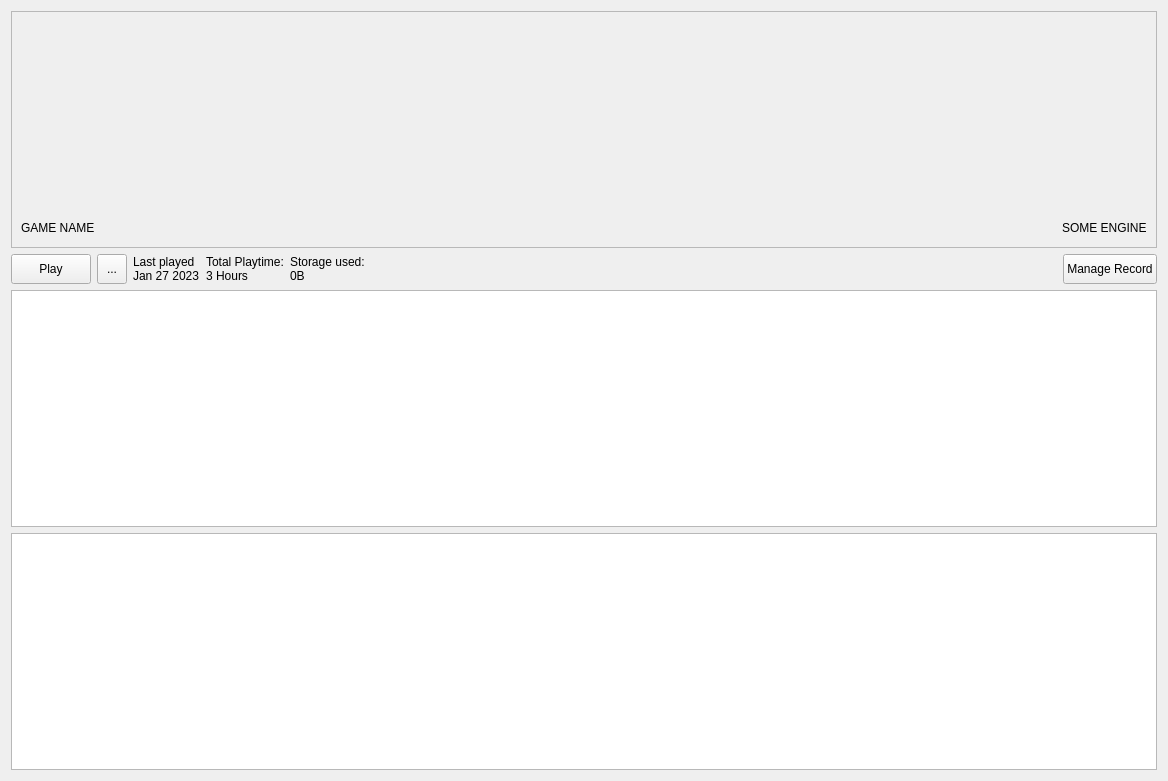
The window that src/ui/views/DetailedRecordView.ui (KJNeko/Atlas) describes before a commit, drawn with Qt 5.
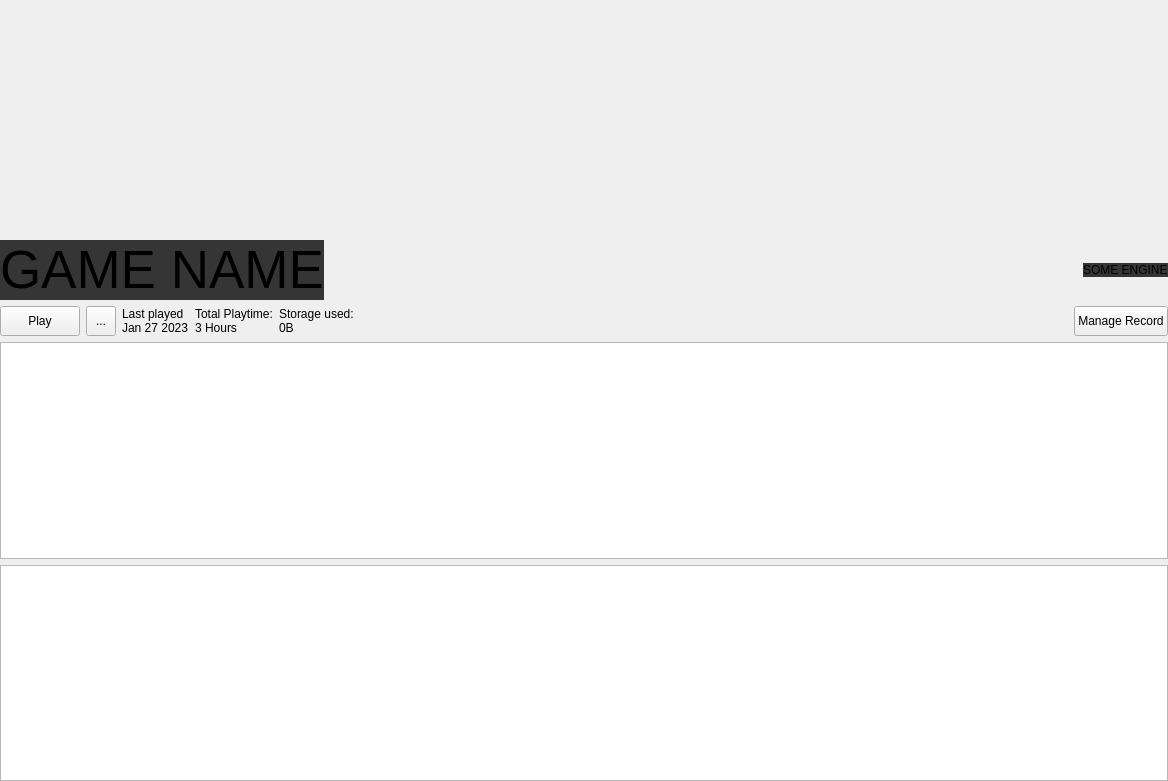
The same window after the commit. Icons and pictures are not drawn.

The edit to the form file:
```diff
--- a/src/ui/views/DetailedRecordView.ui
+++ b/src/ui/views/DetailedRecordView.ui
@@ -14,28 +14,55 @@
    <string>DetailedRecordView</string>
   </property>
   <layout class="QGridLayout" name="gridLayout_2">
+   <property name="leftMargin">
+    <number>0</number>
+   </property>
+   <property name="topMargin">
+    <number>0</number>
+   </property>
+   <property name="rightMargin">
+    <number>0</number>
+   </property>
+   <property name="bottomMargin">
+    <number>0</number>
+   </property>
    <item row="0" column="0" colspan="8">
-    <widget class="QFrame" name="frame">
+    <widget class="QFrame" name="bannerFrame">
+     <property name="minimumSize">
+      <size>
+       <width>0</width>
+       <height>300</height>
+      </size>
+     </property>
+     <property name="maximumSize">
+      <size>
+       <width>16777215</width>
+       <height>16777215</height>
+      </size>
+     </property>
+     <property name="styleSheet">
+      <string notr="true">background-color: rgba(0, 0 0, 0);
+border-color: rgba(0, 0, 0, 0);</string>
+     </property>
      <property name="frameShape">
-      <enum>QFrame::StyledPanel</enum>
+      <enum>QFrame::NoFrame</enum>
      </property>
      <property name="frameShadow">
-      <enum>QFrame::Raised</enum>
+      <enum>QFrame::Plain</enum>
      </property>
      <layout class="QGridLayout" name="gridLayout">
-      <item row="1" column="3">
-       <widget class="QLabel" name="lbGameEngine">
-        <property name="sizePolicy">
-         <sizepolicy hsizetype="Maximum" vsizetype="Maximum">
-          <horstretch>0</horstretch>
-          <verstretch>0</verstretch>
-         </sizepolicy>
-        </property>
-        <property name="text">
-         <string>SOME ENGINE</string>
-        </property>
-       </widget>
-      </item>
+      <property name="leftMargin">
+       <number>0</number>
+      </property>
+      <property name="topMargin">
+       <number>0</number>
+      </property>
+      <property name="rightMargin">
+       <number>0</number>
+      </property>
+      <property name="bottomMargin">
+       <number>0</number>
+      </property>
       <item row="1" column="1">
        <widget class="QLabel" name="lbGameName">
         <property name="sizePolicy">
@@ -44,8 +71,38 @@
           <verstretch>0</verstretch>
          </sizepolicy>
         </property>
+        <property name="font">
+         <font>
+          <pointsize>40</pointsize>
+         </font>
+        </property>
+        <property name="styleSheet">
+         <string notr="true">background-color: rgba(0, 0, 0, 198);</string>
+        </property>
         <property name="text">
-         <string>GAME NAME</string>
+         <string notr="true">GAME NAME</string>
+        </property>
+        <property name="textFormat">
+         <enum>Qt::AutoText</enum>
+        </property>
+       </widget>
+      </item>
+      <item row="1" column="3">
+       <widget class="QLabel" name="lbGameEngine">
+        <property name="sizePolicy">
+         <sizepolicy hsizetype="Maximum" vsizetype="Maximum">
+          <horstretch>0</horstretch>
+          <verstretch>0</verstretch>
+         </sizepolicy>
+        </property>
+        <property name="styleSheet">
+         <string notr="true">background-color: rgba(0, 0, 0, 198);</string>
+        </property>
+        <property name="text">
+         <string notr="true">SOME ENGINE</string>
+        </property>
+        <property name="alignment">
+         <set>Qt::AlignBottom|Qt::AlignLeading|Qt::AlignLeft</set>
         </property>
        </widget>
       </item>
@@ -62,7 +119,7 @@
         </property>
        </spacer>
       </item>
-      <item row="0" column="1">
+      <item row="0" column="3">
        <spacer name="verticalSpacer">
         <property name="orientation">
          <enum>Qt::Vertical</enum>
```
